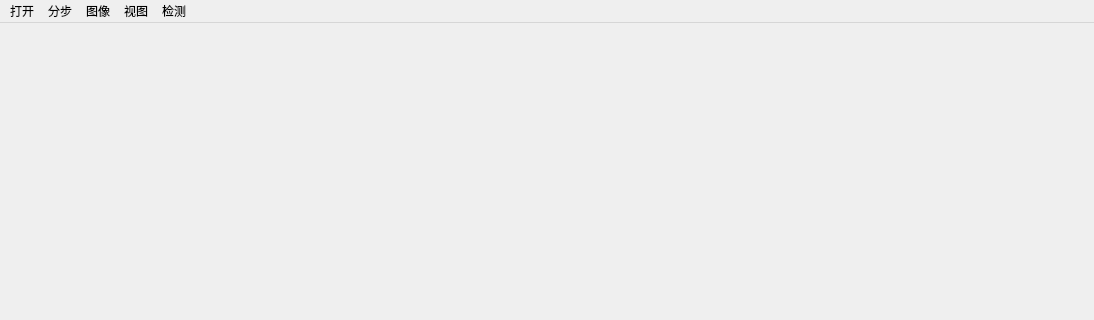
Qt form MainWindow.ui (cg126/UAV2022) before a commit; both pictures show x 0 to 1094 and y 0 to 320 of the 1094 by 677 pixel window.
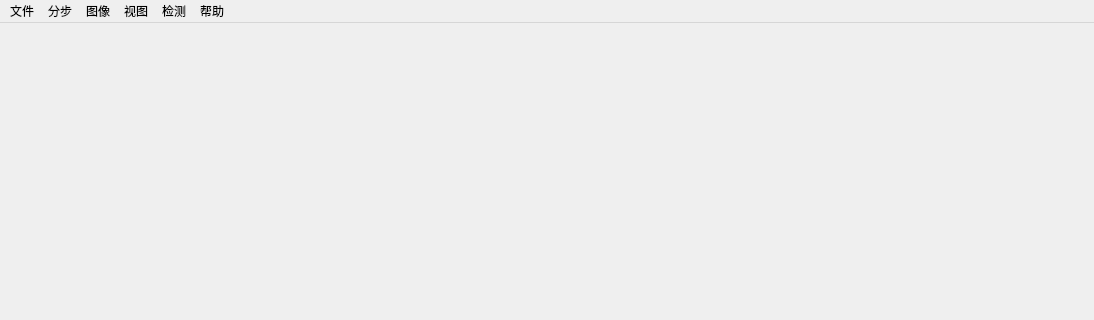
The same form after that commit.

The edit to the form file:
```diff
--- a/MainWindow.ui
+++ b/MainWindow.ui
@@ -25,7 +25,7 @@
    </property>
    <widget class="QMenu" name="menu">
     <property name="title">
-     <string>打开</string>
+     <string>文件</string>
     </property>
     <addaction name="frame_1"/>
     <addaction name="frame_2"/>
@@ -48,21 +48,27 @@
     <addaction name="polar"/>
     <addaction name="edge"/>
    </widget>
-   <widget class="QMenu" name="menu_4">
+   <widget class="QMenu" name="image">
     <property name="title">
      <string>图像</string>
     </property>
    </widget>
-   <widget class="QMenu" name="menu_5">
+   <widget class="QMenu" name="view">
     <property name="title">
      <string>视图</string>
     </property>
    </widget>
+   <widget class="QMenu" name="help">
+    <property name="title">
+     <string>帮助</string>
+    </property>
+   </widget>
    <addaction name="menu"/>
    <addaction name="menu_3"/>
-   <addaction name="menu_4"/>
-   <addaction name="menu_5"/>
+   <addaction name="image"/>
+   <addaction name="view"/>
    <addaction name="menu_2"/>
+   <addaction name="help"/>
   </widget>
   <widget class="QStatusBar" name="statusbar"/>
   <action name="frame_1">
```
Left out of the diff: 7 changed lines with no effect on the pictures.
